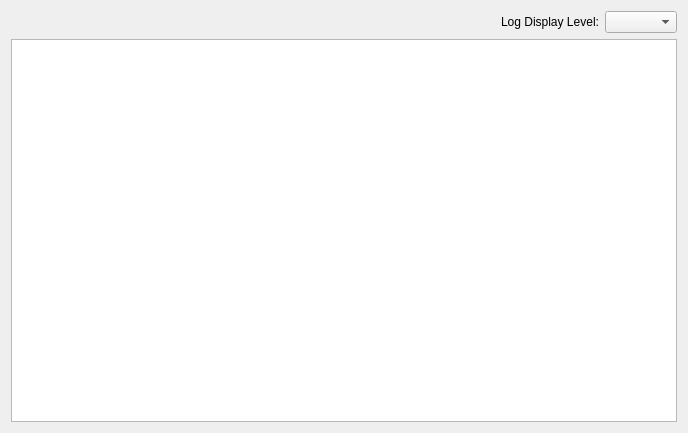
Old version of the form src/fort-studio/LoggerWidget.ui in the repository formicidae-tracker/studio.
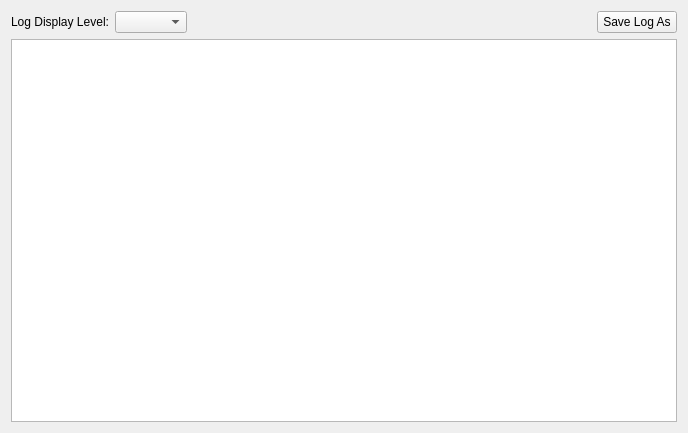
New version of the form.

What changed in the file:
```diff
--- a/src/fort-studio/LoggerWidget.ui
+++ b/src/fort-studio/LoggerWidget.ui
@@ -16,6 +16,16 @@
   <layout class="QVBoxLayout" name="verticalLayout">
    <item>
     <layout class="QHBoxLayout" name="horizontalLayout">
+     <item>
+      <widget class="QLabel" name="label">
+       <property name="text">
+        <string>Log Display Level:</string>
+       </property>
+      </widget>
+     </item>
+     <item>
+      <widget class="QComboBox" name="comboBox"/>
+     </item>
      <item>
       <spacer name="horizontalSpacer">
        <property name="orientation">
@@ -30,15 +40,12 @@
       </spacer>
      </item>
      <item>
-      <widget class="QLabel" name="label">
+      <widget class="QPushButton" name="pushButton">
        <property name="text">
-        <string>Log Display Level:</string>
+        <string>Save Log As</string>
        </property>
       </widget>
      </item>
-     <item>
-      <widget class="QComboBox" name="comboBox"/>
-     </item>
     </layout>
    </item>
    <item>
```
